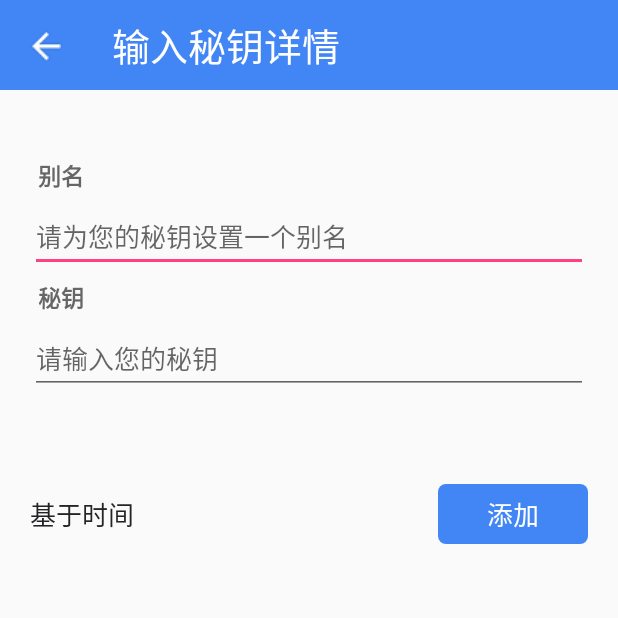
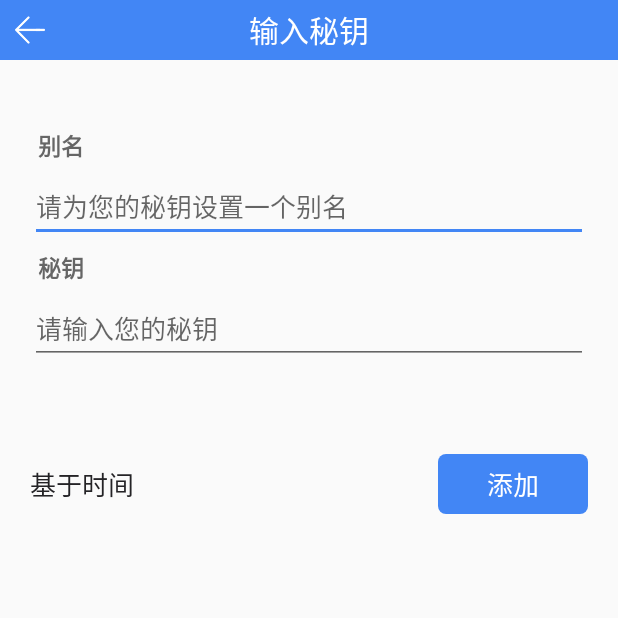
Before and after one commit to yinhanlei/GoogleAuth_Android, an Android app: the KeyBoardActivity screen opened directly, with no data from a screen before it, on a phone screen of 412 x 824 dp, the top half of it. Run offline under Robolectric (Android 15) with nearby library versions, the phone set to English and light mode, and no system bars.

Commit message:
统一颜色

```diff
--- a/app/src/main/java/com/dommy/qrcode/MainActivity.java
+++ b/app/src/main/java/com/dommy/qrcode/MainActivity.java
@@ -95,6 +95,8 @@ public class MainActivity extends BaseActivity {
                 String issuer = codeStrArr[2];
                 codeMap.put(sercet, new CodeBean(user, sercet, issuer));
             }
+        } else {
+            //            Toast.makeText(context, "请新增一个秘钥", Toast.LENGTH_SHORT).show();
         }
         if (codeMap.size() > 0)
             dynamicSetData(codeMap);
--- a/app/src/main/java/com/dommy/qrcode/activity/KeyBoardActivity.java
+++ b/app/src/main/java/com/dommy/qrcode/activity/KeyBoardActivity.java
@@ -9,6 +9,7 @@ import android.text.TextWatcher;
 import android.util.Log;
 import android.view.View;
 import android.widget.EditText;
+import android.widget.ImageButton;
 import android.widget.TextView;
 import android.widget.Toast;
 
@@ -28,7 +29,8 @@ import java.util.regex.Pattern;
 public class KeyBoardActivity extends BaseActivity {
 
     private static final String TAG = "KeyBoardActivity";
-    private TextView btn_back, btn_add;
+    private ImageButton btn_back;
+    private TextView btn_add;
     private EditText edit_name, edit_sercet;
     private Context context;
     private Handler handler;
--- a/app/src/main/res/layout/activity_keyboard.xml
+++ b/app/src/main/res/layout/activity_keyboard.xml
@@ -4,29 +4,31 @@
     android:layout_height="wrap_content"
     android:orientation="vertical">
 
-    <LinearLayout
+    <RelativeLayout
         android:layout_width="match_parent"
         android:layout_height="wrap_content"
         android:background="@color/light_blue"
-        android:gravity="center_vertical"
-        android:orientation="horizontal"
-        android:padding="@dimen/dp_5">
+        android:gravity="center_vertical">
 
-        <TextView
+        <ImageButton
             android:id="@+id/btn_back"
-            android:layout_width="wrap_content"
-            android:layout_height="wrap_content"
-            android:background="@drawable/img_back" />
+            android:layout_width="40dip"
+            android:layout_height="40dip"
+            android:layout_centerVertical="true"
+            android:background="?attr/selectableItemBackground"
+            android:padding="10dip"
+            android:scaleType="centerCrop"
+            android:src="@drawable/btn_back" />
 
         <TextView
             android:layout_width="wrap_content"
             android:layout_height="wrap_content"
-            android:layout_marginLeft="@dimen/dp_20"
-            android:text="输入秘钥详情"
+            android:layout_centerInParent="true"
+            android:text="输入秘钥"
             android:textColor="@color/white"
-            android:textSize="@dimen/sp_25" />
+            android:textSize="@dimen/sp_20" />
 
-    </LinearLayout>
+    </RelativeLayout>
 
     <LinearLayout
         android:layout_width="match_parent"
--- a/app/src/main/res/layout/activity_scanner.xml
+++ b/app/src/main/res/layout/activity_scanner.xml
@@ -34,10 +34,10 @@
             android:id="@+id/btn_flash"
             android:layout_width="40dip"
             android:layout_height="40dip"
-            android:padding="6dip"
             android:layout_gravity="bottom|center_horizontal"
             android:layout_marginBottom="30dip"
             android:background="?attr/selectableItemBackground"
+            android:padding="6dip"
             android:scaleType="centerInside"
             android:src="@drawable/flash_off" />
     </FrameLayout>
--- a/app/src/main/res/layout/toolbar_scanner.xml
+++ b/app/src/main/res/layout/toolbar_scanner.xml
@@ -29,7 +29,7 @@
             android:layout_centerInParent="true"
             android:text="扫描二维码"
             android:textColor="@android:color/white"
-            android:textSize="18sp" />
+            android:textSize="@dimen/sp_20" />
 
         <!--<Button-->
             <!--android:id="@+id/btn_album"-->
--- a/app/src/main/res/values/colors.xml
+++ b/app/src/main/res/values/colors.xml
@@ -2,7 +2,7 @@
 <resources>
     <color name="colorPrimary">#4286F5</color>
     <color name="colorPrimaryDark">#4286F5</color>
-    <color name="colorAccent">#FF4081</color>
+    <color name="colorAccent">#4286F5</color>
     <!-- QRCode scanner color begin -->
     <color name="viewfinder_mask">#60000000</color>
     <color name="result_view">#B0000000</color>
```
